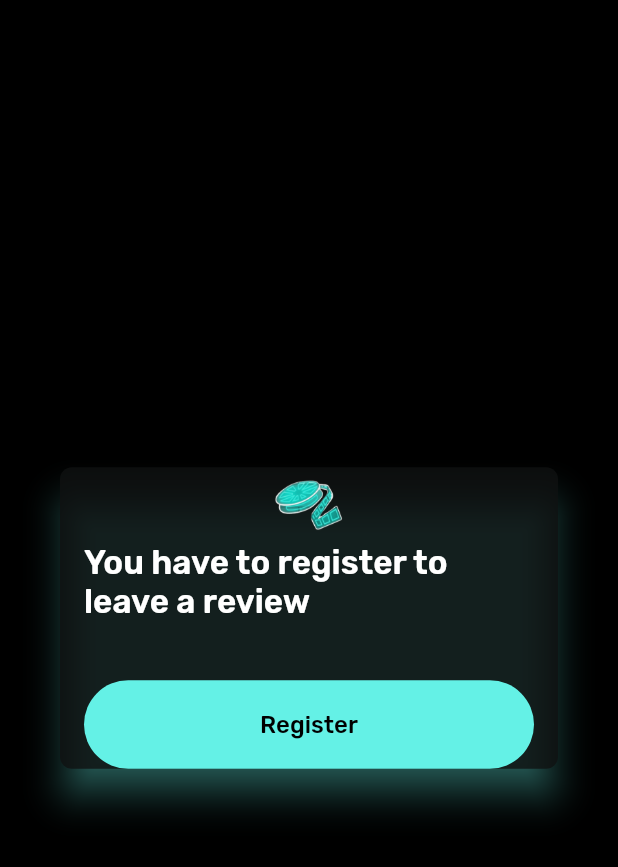
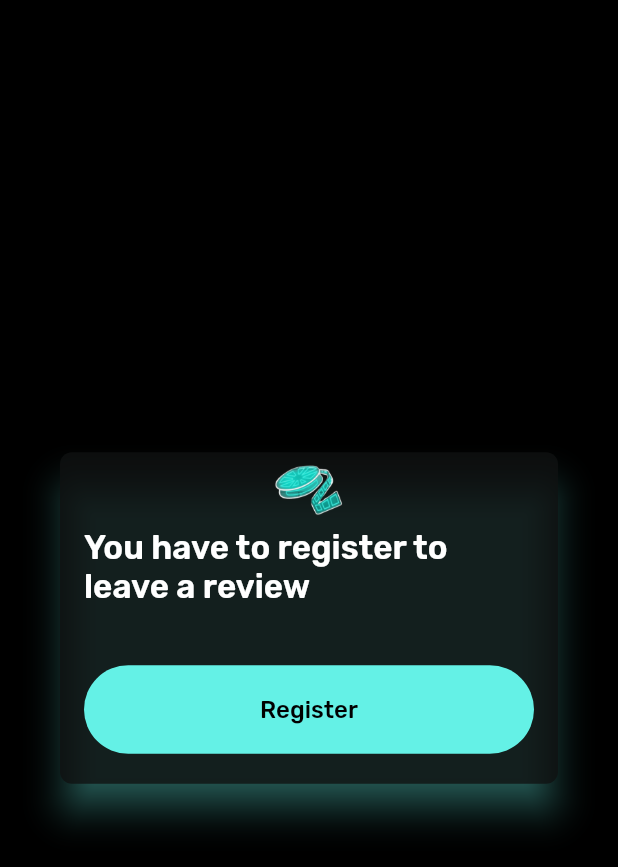
Before and after one commit to gelila24/movie_review_app, a Flutter app: the ReviewToSignupSheet widget shown alone on an empty page, opened directly, on a phone screen of 412 x 824 dp. Shown: the top 867 px of the screen. Run offline on Flutter 3.47's test engine with Material 2 defaults, Android fonts, the phone set to English and light mode, and no system bars; our stand-ins replace connectivity, dio, file_picker, flutter_rating_bar, freezed_annotation, get and 2 more; accounts and stored records are empty; network calls fail.

Commit message:
Final touchups

```diff
--- a/lib/widgets/review_to_signup_sheet.dart
+++ b/lib/widgets/review_to_signup_sheet.dart
@@ -42,6 +42,9 @@ class ReviewToSignupSheet extends StatelessWidget {
                 Get.toNamed(Routes.registerUserPage);
                 Get.find<AuthController>().isSigningFromReview = true;
               }),
+          SizedBox(
+            height: 20,
+          )
         ],
       ),
     );
--- a/pubspec.yaml
+++ b/pubspec.yaml
@@ -62,13 +62,13 @@ dev_dependencies:
   # package. See that file for information about deactivating specific lint
   # rules and activating additional ones.
   flutter_lints: ^2.0.0
-
   # To setup models and serialization
   build_runner: ^2.3.3
   freezed_annotation: ^2.2.0
   freezed: ^2.3.2
   json_serializable: ^6.5.4
   json_annotation: ^4.7.0
+
 # For information on the generic Dart part of this file, see the
 # following page: https://dart.dev/tools/pub/pubspec
 
```
Also changed, not shown: lib/modules/auth_module/auth_repository.dart (+5 -2 lines), lib/modules/home_module/pages/detail_page.dart (+10 -4 lines), 1 other file.
